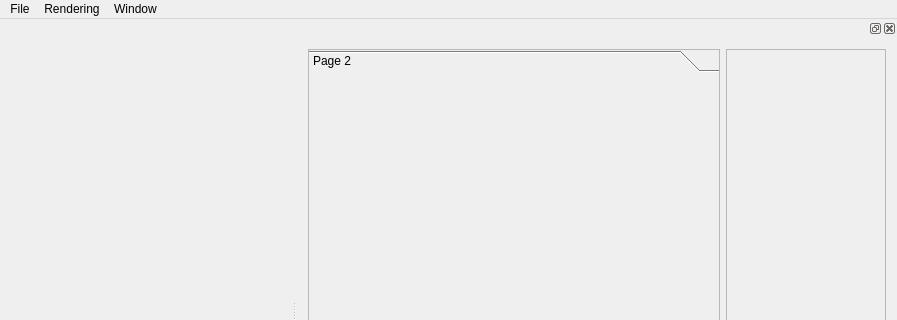
The window that cg3/viewer/mainwindow.ui (cg3hci/cg3lib) describes before a commit, drawn with Qt 5; both pictures show x 0 to 897 and y 0 to 320 of the 897 by 600 pixel window.
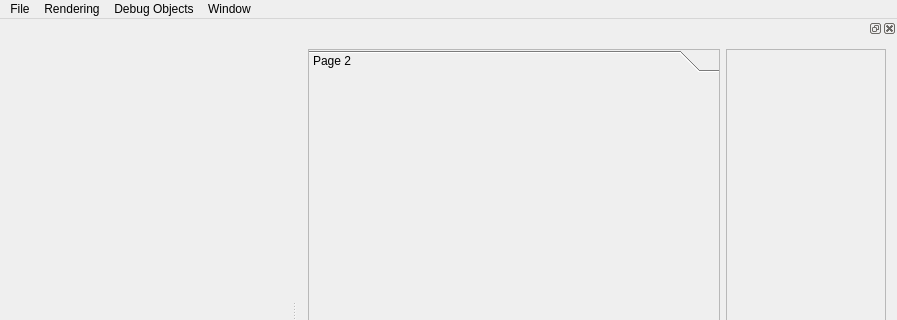
The same window after the commit. Custom widgets are drawn as their Qt base class.

The edit to the form file:
```diff
--- a/cg3/viewer/mainwindow.ui
+++ b/cg3/viewer/mainwindow.ui
@@ -86,8 +86,17 @@
     <addaction name="actionSave_Point_Of_View_as"/>
     <addaction name="actionSave_Snapshot"/>
    </widget>
+   <widget class="QMenu" name="menuDebug_Objects">
+    <property name="title">
+     <string>Debug Objects</string>
+    </property>
+    <addaction name="actionEnable_Debug_Objects"/>
+    <addaction name="actionDisable_Debug_Objects"/>
+    <addaction name="separator"/>
+   </widget>
    <addaction name="menuFile_2"/>
    <addaction name="menuFile"/>
+   <addaction name="menuDebug_Objects"/>
    <addaction name="menuWindow"/>
   </widget>
   <widget class="QDockWidget" name="dockWidget">
```
Left out of the diff: 13 changed lines with no effect on the pictures.
